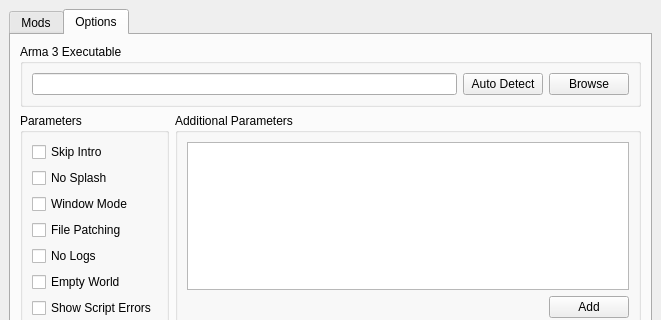
Before: the Qt Designer form mainwindow.ui in leyondlee/Arma3ModLauncher, drawn with Qt 5; both pictures show x 0 to 661 and y 0 to 320 of the 661 by 600 pixel window.
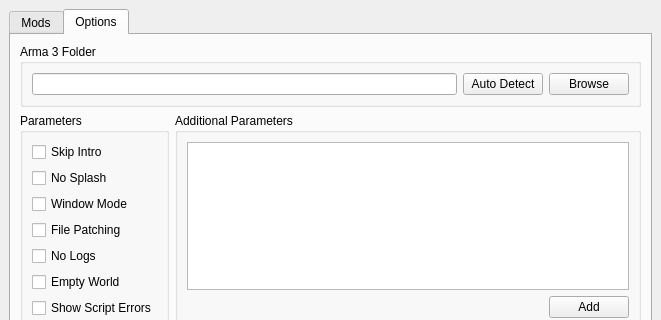
After: the same form once the commit is applied. The open tabs and pages were chosen to show the change. Custom widgets are drawn as their Qt base class.

Patch:
```diff
--- a/mainwindow.ui
+++ b/mainwindow.ui
@@ -145,7 +145,7 @@
         <item>
          <widget class="QGroupBox" name="arma3ExecutableGroupBox">
           <property name="title">
-           <string>Arma 3 Executable</string>
+           <string>Arma 3 Folder</string>
           </property>
           <layout class="QHBoxLayout" name="horizontalLayout_9">
            <item>
```
Left out of the diff: 8 changed lines with no effect on the pictures.
